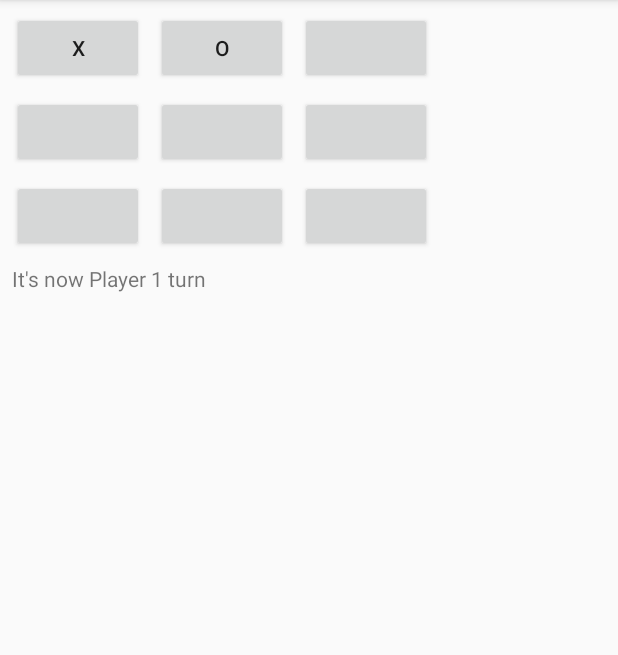
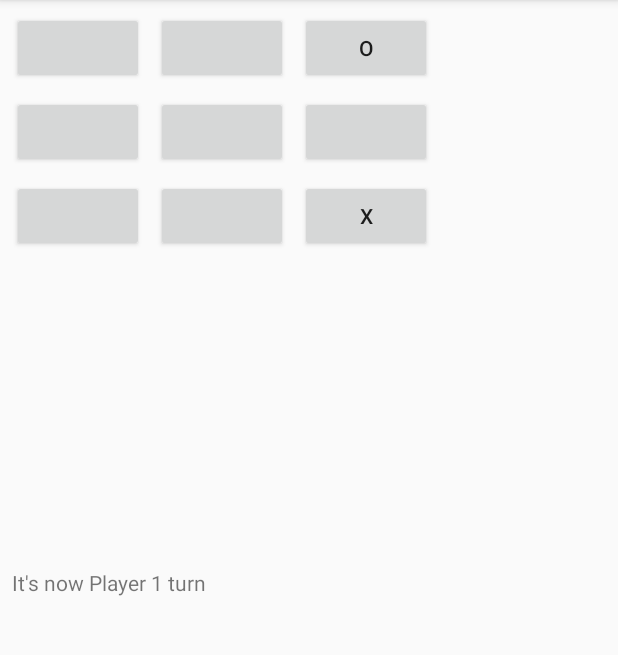
Before and after one commit to AlexWalker28/TrainingFeb, an Android app: the screen it shows after launch (MainActivity), after a tap on an icon or button, on a phone screen of 412 x 824 dp, the part 84-739 px from its top. Run offline under Robolectric (Android 15) with nearby library versions, the phone set to English and light mode, and no system bars; 3 other taps on this screen came first.

```diff
--- a/app/src/main/java/kg/kloop/android/examplesnew/MainActivity.java
+++ b/app/src/main/java/kg/kloop/android/examplesnew/MainActivity.java
@@ -1,6 +1,7 @@
 package kg.kloop.android.examplesnew;
 
 import android.os.Bundle;
+import android.support.constraint.ConstraintLayout;
 import android.support.v7.app.AppCompatActivity;
 import android.util.Log;
 import android.view.View;
@@ -20,6 +21,7 @@ public class MainActivity extends AppCompatActivity {
     Button button12;
     Button button22;
     TextView infoTextView;
+    ConstraintLayout layout;
     XoController xoController;
     XoModel xoModel;
 
@@ -39,6 +41,7 @@ public class MainActivity extends AppCompatActivity {
         button12 = findViewById(R.id.button12);
         button22 = findViewById(R.id.button22);
         infoTextView = findViewById(R.id.info_text_view);
+        layout = findViewById(R.id.constraint_layout);
         xoModel = new XoModel();
         xoController = new XoController(xoModel);
 
@@ -116,4 +119,17 @@ public class MainActivity extends AppCompatActivity {
 
     }
 
+    private void resetViews() {
+        for (int i = 0; i < layout.getChildCount(); i++) {
+            if (layout.getChildAt(i) instanceof Button) {
+                Button button = (Button) layout.getChildAt(i);
+                button.setText("");
+            } else {
+                TextView textView = (TextView) layout.getChildAt(i);
+                textView.setText("");
+            }
+
+        }
+    }
+
 }
--- a/app/src/main/res/layout/activity_main.xml
+++ b/app/src/main/res/layout/activity_main.xml
@@ -1,19 +1,60 @@
 <?xml version="1.0" encoding="utf-8"?>
 <android.support.constraint.ConstraintLayout xmlns:android="http://schemas.android.com/apk/res/android"
+    android:id="@+id/constraint_layout"
     xmlns:app="http://schemas.android.com/apk/res-auto"
     xmlns:tools="http://schemas.android.com/tools"
     android:layout_width="match_parent"
     android:layout_height="match_parent"
     tools:context="kg.kloop.android.examplesnew.MainActivity">
 
+    <android.support.constraint.ConstraintLayout
+        android:layout_width="match_parent"
+        android:layout_height="match_parent">
+
         <Button
-        android:id="@+id/button00"
+            android:id="@+id/button22"
+            android:layout_width="wrap_content"
+            android:layout_height="wrap_content"
+            android:layout_marginStart="8dp"
+            android:layout_marginTop="8dp"
+            app:layout_constraintStart_toEndOf="@+id/button12"
+            app:layout_constraintTop_toBottomOf="@+id/button21" />
+
+        <Button
+            android:id="@+id/button21"
+            android:layout_width="wrap_content"
+            android:layout_height="wrap_content"
+            android:layout_marginStart="8dp"
+            android:layout_marginTop="8dp"
+            app:layout_constraintStart_toEndOf="@+id/button11"
+            app:layout_constraintTop_toBottomOf="@+id/button20" />
+
+        <Button
+            android:id="@+id/button20"
+            android:layout_width="wrap_content"
+            android:layout_height="wrap_content"
+            android:layout_marginStart="8dp"
+            android:layout_marginTop="8dp"
+            app:layout_constraintStart_toEndOf="@+id/button10"
+            app:layout_constraintTop_toTopOf="parent" />
+
+        <Button
+            android:id="@+id/button02"
             android:layout_width="wrap_content"
             android:layout_height="wrap_content"
             android:layout_marginStart="8dp"
             android:layout_marginTop="8dp"
             app:layout_constraintStart_toStartOf="parent"
-        app:layout_constraintTop_toTopOf="parent" />
+            app:layout_constraintTop_toBottomOf="@+id/button01" />
+
+        <Button
+            android:id="@+id/button11"
+            android:layout_width="wrap_content"
+            android:layout_height="wrap_content"
+            android:layout_marginStart="8dp"
+            android:layout_marginTop="8dp"
+            app:layout_constraintStart_toEndOf="@+id/button01"
+            app:layout_constraintTop_toBottomOf="@+id/button10" />
 
         <Button
             android:id="@+id/button10"
@@ -22,15 +63,6 @@
             android:layout_marginStart="8dp"
             android:layout_marginTop="8dp"
             app:layout_constraintStart_toEndOf="@+id/button00"
-        app:layout_constraintTop_toTopOf="parent" />
-
-    <Button
-        android:id="@+id/button20"
-        android:layout_width="wrap_content"
-        android:layout_height="wrap_content"
-        android:layout_marginStart="8dp"
-        android:layout_marginTop="8dp"
-        app:layout_constraintStart_toEndOf="@+id/button10"
             app:layout_constraintTop_toTopOf="parent" />
 
         <Button
@@ -43,33 +75,6 @@
             app:layout_constraintTop_toBottomOf="@+id/button00" />
 
         <Button
-        android:id="@+id/button11"
-        android:layout_width="wrap_content"
-        android:layout_height="wrap_content"
-        android:layout_marginStart="8dp"
-        android:layout_marginTop="8dp"
-        app:layout_constraintStart_toEndOf="@+id/button01"
-        app:layout_constraintTop_toBottomOf="@+id/button10" />
-
-    <Button
-        android:id="@+id/button21"
-        android:layout_width="wrap_content"
-        android:layout_height="wrap_content"
-        android:layout_marginStart="8dp"
-        android:layout_marginTop="8dp"
-        app:layout_constraintStart_toEndOf="@+id/button11"
-        app:layout_constraintTop_toBottomOf="@+id/button20" />
-
-    <Button
-        android:id="@+id/button02"
-        android:layout_width="wrap_content"
-        android:layout_height="wrap_content"
-        android:layout_marginStart="8dp"
-        android:layout_marginTop="8dp"
-        app:layout_constraintStart_toStartOf="parent"
-        app:layout_constraintTop_toBottomOf="@+id/button01" />
-
-    <Button
             android:id="@+id/button12"
             android:layout_width="wrap_content"
             android:layout_height="wrap_content"
@@ -79,13 +84,23 @@
             app:layout_constraintTop_toBottomOf="@+id/button11" />
 
         <Button
-        android:id="@+id/button22"
+            android:id="@+id/button00"
             android:layout_width="wrap_content"
             android:layout_height="wrap_content"
             android:layout_marginStart="8dp"
             android:layout_marginTop="8dp"
-        app:layout_constraintStart_toEndOf="@+id/button12"
-        app:layout_constraintTop_toBottomOf="@+id/button21" />
+            app:layout_constraintStart_toStartOf="parent"
+            app:layout_constraintTop_toTopOf="parent" />
+    </android.support.constraint.ConstraintLayout>
+
+    <LinearLayout
+        android:layout_width="match_parent"
+        android:layout_height="wrap_content"
+        android:layout_marginBottom="8dp"
+        android:layout_marginTop="8dp"
+        android:orientation="vertical"
+        app:layout_constraintBottom_toBottomOf="parent"
+        app:layout_constraintTop_toTopOf="parent">
 
         <TextView
             android:id="@+id/info_text_view"
@@ -93,6 +108,10 @@
             android:layout_height="wrap_content"
             android:layout_marginStart="8dp"
             android:layout_marginTop="8dp"
+            android:layout_weight="1"
             app:layout_constraintStart_toStartOf="parent"
             app:layout_constraintTop_toBottomOf="@+id/button12" />
+
+    </LinearLayout>
+
 </android.support.constraint.ConstraintLayout>
```
Lines whose indentation alone changed are shown as unchanged.
